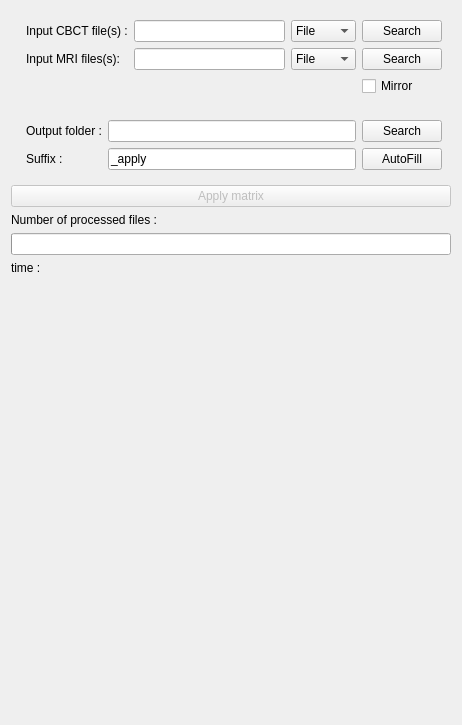
Qt form MRI2CBCT/Resources/UI/MRI2CBCT.ui (DCBIA-OrthoLab/SlicerAutomatedDentalTools) before a commit.
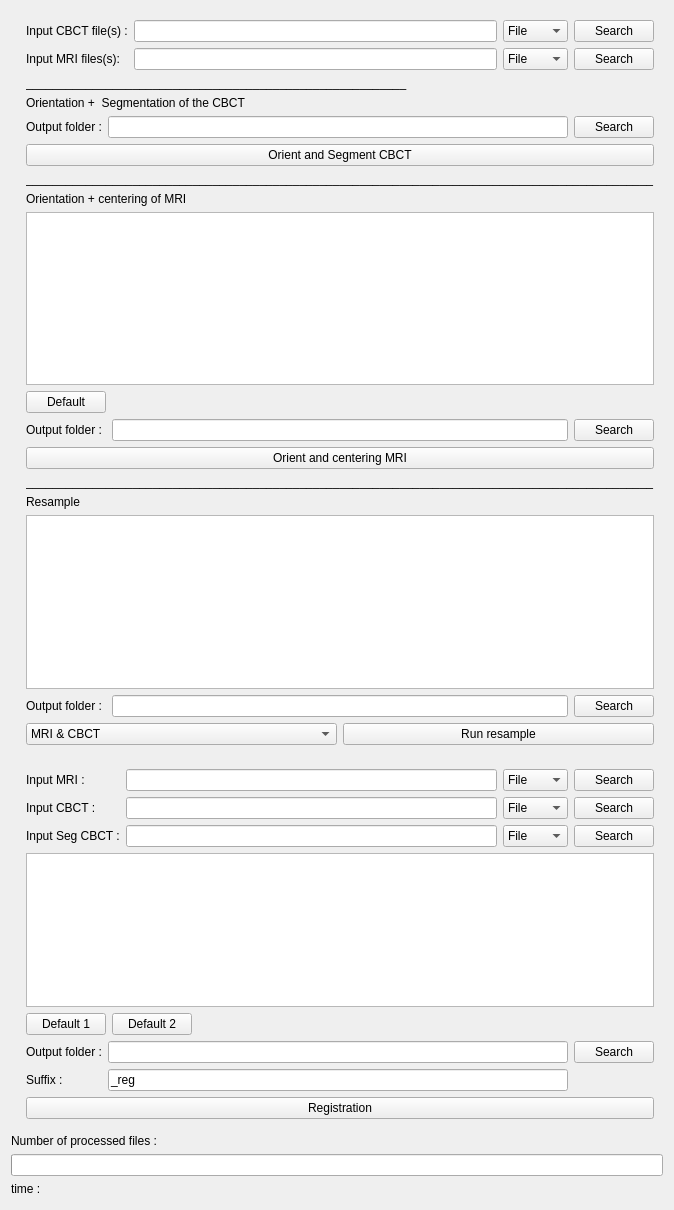
The same form after that commit. Custom widgets are drawn as their Qt base class.

Commit message: ENH : interface user close to be finish

```diff
--- a/MRI2CBCT/Resources/UI/MRI2CBCT.ui
+++ b/MRI2CBCT/Resources/UI/MRI2CBCT.ui
@@ -6,8 +6,8 @@
    <rect>
     <x>0</x>
     <y>0</y>
-    <width>462</width>
-    <height>725</height>
+    <width>535</width>
+    <height>1210</height>
    </rect>
   </property>
   <layout class="QVBoxLayout" name="verticalLayout">
@@ -21,16 +21,6 @@
        <layout class="QVBoxLayout" name="verticalLayout_2">
         <item>
          <layout class="QGridLayout" name="gridLayout_2">
-          <item row="0" column="3">
-           <widget class="QPushButton" name="SearchButtonPatient">
-            <property name="text">
-             <string>Search</string>
-            </property>
-           </widget>
-          </item>
-          <item row="0" column="1">
-           <widget class="QLineEdit" name="LineEditPatient"/>
-          </item>
           <item row="1" column="3">
            <widget class="QPushButton" name="SearchButtonMatrix">
             <property name="text">
@@ -38,13 +28,27 @@
             </property>
            </widget>
           </item>
-          <item row="0" column="0">
-           <widget class="QLabel" name="label_3">
+          <item row="0" column="3">
+           <widget class="QPushButton" name="SearchButtonCBCT">
             <property name="text">
-             <string>Input CBCT file(s) :</string>
+             <string>Search</string>
             </property>
            </widget>
           </item>
+          <item row="1" column="2">
+           <widget class="QComboBox" name="ComboBoxMRI">
+            <item>
+             <property name="text">
+              <string>File</string>
+             </property>
+            </item>
+            <item>
+             <property name="text">
+              <string>Folder</string>
+             </property>
+            </item>
+           </widget>
+          </item>
           <item row="1" column="0">
            <widget class="QLabel" name="label_4">
             <property name="text">
@@ -52,48 +56,226 @@
             </property>
            </widget>
           </item>
-          <item row="0" column="2">
-           <widget class="QComboBox" name="ComboBoxPatient">
-            <item>
-             <property name="text">
-              <string>File</string>
-             </property>
-            </item>
-            <item>
-             <property name="text">
-              <string>Folder</string>
-             </property>
-            </item>
-           </widget>
+          <item row="0" column="1">
+           <widget class="QLineEdit" name="LineEditCBCT"/>
           </item>
-          <item row="1" column="2">
-           <widget class="QComboBox" name="ComboBoxMatrix">
-            <item>
-             <property name="text">
-              <string>File</string>
-             </property>
-            </item>
-            <item>
-             <property name="text">
-              <string>Folder</string>
-             </property>
-            </item>
-           </widget>
-          </item>
-          <item row="1" column="1">
-           <widget class="QLineEdit" name="LineEditMatrix"/>
-          </item>
-          <item row="2" column="3">
-           <widget class="QCheckBox" name="CheckBoxMirror">
+          <item row="0" column="0">
+           <widget class="QLabel" name="label_3">
             <property name="text">
-             <string>Mirror</string>
+             <string>Input CBCT file(s) :</string>
             </property>
            </widget>
           </item>
+          <item row="0" column="2">
+           <widget class="QComboBox" name="ComboBoxCBCT">
+            <item>
+             <property name="text">
+              <string>File</string>
+             </property>
+            </item>
+            <item>
+             <property name="text">
+              <string>Folder</string>
+             </property>
+            </item>
+           </widget>
+          </item>
+          <item row="1" column="1">
+           <widget class="QLineEdit" name="LineEditMRI"/>
+          </item>
          </layout>
         </item>
        </layout>
       </item>
+      <item row="1" column="1">
+       <widget class="QLabel" name="label_24">
+        <property name="text">
+         <string>_________________________________________________________</string>
+        </property>
+       </widget>
+      </item>
+      <item row="2" column="1">
+       <widget class="QLabel" name="label_6">
+        <property name="text">
+         <string>Orientation +  Segmentation of the CBCT</string>
+        </property>
+       </widget>
+      </item>
+      <item row="3" column="1">
+       <layout class="QGridLayout" name="gridLayout">
+        <item row="0" column="0">
+         <widget class="QLabel" name="label_7">
+          <property name="text">
+           <string>Output folder :</string>
+          </property>
+         </widget>
+        </item>
+        <item row="0" column="2">
+         <widget class="QPushButton" name="SearchOutputFolderOrientCBCT">
+          <property name="text">
+           <string>Search</string>
+          </property>
+         </widget>
+        </item>
+        <item row="0" column="1">
+         <widget class="QLineEdit" name="lineEditOutputOrientCBCT"/>
+        </item>
+       </layout>
+      </item>
+      <item row="4" column="1">
+       <widget class="QPushButton" name="pushButtonOrientCBCT">
+        <property name="toolTip">
+         <string/>
+        </property>
+        <property name="whatsThis">
+         <string/>
+        </property>
+        <property name="text">
+         <string>Orient and Segment CBCT</string>
+        </property>
+       </widget>
+      </item>
+      <item row="5" column="1">
+       <widget class="QLabel" name="label_26">
+        <property name="text">
+         <string>______________________________________________________________________________________________</string>
+        </property>
+       </widget>
+      </item>
+      <item row="6" column="1">
+       <widget class="QLabel" name="label_8">
+        <property name="text">
+         <string>Orientation + centering of MRI</string>
+        </property>
+       </widget>
+      </item>
+      <item row="7" column="1">
+       <widget class="QTableWidget" name="tableWidgetOrient">
+        <property name="whatsThis">
+         <string/>
+        </property>
+       </widget>
+      </item>
+      <item row="9" column="1">
+       <layout class="QHBoxLayout" name="horizontalLayout_2">
+        <item>
+         <widget class="QPushButton" name="ButtonDefaultOrientMRI">
+          <property name="text">
+           <string>Default</string>
+          </property>
+         </widget>
+        </item>
+        <item>
+         <spacer name="horizontalSpacer_2">
+          <property name="orientation">
+           <enum>Qt::Horizontal</enum>
+          </property>
+          <property name="sizeHint" stdset="0">
+           <size>
+            <width>40</width>
+            <height>20</height>
+           </size>
+          </property>
+         </spacer>
+        </item>
+       </layout>
+      </item>
+      <item row="10" column="1">
+       <layout class="QHBoxLayout" name="horizontalLayout_13">
+        <item>
+         <widget class="QLabel" name="label_25">
+          <property name="text">
+           <string>Output folder : </string>
+          </property>
+         </widget>
+        </item>
+        <item>
+         <widget class="QLineEdit" name="lineEditOutputOrientMRI"/>
+        </item>
+        <item>
+         <widget class="QPushButton" name="SearchOutputFolderOrientMRI">
+          <property name="text">
+           <string>Search</string>
+          </property>
+         </widget>
+        </item>
+       </layout>
+      </item>
+      <item row="11" column="1">
+       <widget class="QPushButton" name="pushButtonOrientMRI">
+        <property name="text">
+         <string>Orient and centering MRI</string>
+        </property>
+       </widget>
+      </item>
+      <item row="12" column="1">
+       <widget class="QLabel" name="label">
+        <property name="text">
+         <string>______________________________________________________________________________________________</string>
+        </property>
+       </widget>
+      </item>
+      <item row="13" column="1">
+       <widget class="QLabel" name="label_9">
+        <property name="text">
+         <string>Resample</string>
+        </property>
+       </widget>
+      </item>
+      <item row="14" column="1">
+       <widget class="QTableWidget" name="tableWidgetResample"/>
+      </item>
+      <item row="15" column="1">
+       <layout class="QHBoxLayout" name="horizontalLayout_3">
+        <item>
+         <widget class="QLabel" name="label_10">
+          <property name="text">
+           <string>Output folder : </string>
+          </property>
+         </widget>
+        </item>
+        <item>
+         <widget class="QLineEdit" name="lineEditOuputResample"/>
+        </item>
+        <item>
+         <widget class="QPushButton" name="SearchOutputFolderResample">
+          <property name="text">
+           <string>Search</string>
+          </property>
+         </widget>
+        </item>
+       </layout>
+      </item>
+      <item row="19" column="1">
+       <layout class="QHBoxLayout" name="horizontalLayout_4">
+        <item>
+         <widget class="QComboBox" name="comboBoxResample">
+          <item>
+           <property name="text">
+            <string>MRI &amp; CBCT</string>
+           </property>
+          </item>
+          <item>
+           <property name="text">
+            <string>MRI</string>
+           </property>
+          </item>
+          <item>
+           <property name="text">
+            <string>CBCT</string>
+           </property>
+          </item>
+         </widget>
+        </item>
+        <item>
+         <widget class="QPushButton" name="pushButtonResample">
+          <property name="text">
+           <string>Run resample</string>
+          </property>
+         </widget>
+        </item>
+       </layout>
+      </item>
      </layout>
     </widget>
    </item>
@@ -103,68 +285,192 @@
       <string>Output</string>
      </property>
      <layout class="QFormLayout" name="formLayout_21">
-      <item row="0" column="1">
+      <item row="1" column="1">
+       <widget class="QTableWidget" name="tableWidgetNorm"/>
+      </item>
+      <item row="4" column="1">
        <layout class="QVBoxLayout" name="verticalLayout_21">
         <item>
          <layout class="QGridLayout" name="gridLayout_21">
-          <item row="0" column="2">
+          <item row="1" column="2">
            <widget class="QPushButton" name="SearchButtonOutput">
             <property name="text">
              <string>Search</string>
             </property>
            </widget>
           </item>
-          <item row="0" column="0">
+          <item row="1" column="1">
+           <widget class="QLineEdit" name="LineEditOutput"/>
+          </item>
+          <item row="1" column="0">
            <widget class="QLabel" name="label_2">
             <property name="text">
              <string>Output folder :</string>
             </property>
            </widget>
           </item>
-          <item row="0" column="1">
-           <widget class="QLineEdit" name="LineEditOutput"/>
-          </item>
-          <item row="1" column="1">
+          <item row="2" column="1">
            <widget class="QLineEdit" name="LineEditSuffix">
             <property name="text">
-             <string>_apply</string>
+             <string>_reg</string>
             </property>
            </widget>
           </item>
-          <item row="1" column="0">
+          <item row="2" column="0">
            <widget class="QLabel" name="label_5">
             <property name="text">
              <string>Suffix :</string>
             </property>
            </widget>
           </item>
-          <item row="1" column="2">
-           <widget class="QPushButton" name="ButtonAutoFill">
-            <property name="text">
-             <string>AutoFill</string>
-            </property>
-           </widget>
-          </item>
          </layout>
         </item>
        </layout>
       </item>
+      <item row="2" column="1">
+       <layout class="QHBoxLayout" name="horizontalLayout">
+        <item>
+         <widget class="QPushButton" name="ButtonCheckBoxDefaultNorm1">
+          <property name="text">
+           <string>Default 1</string>
+          </property>
+         </widget>
+        </item>
+        <item>
+         <widget class="QPushButton" name="ButtonCheckBoxDefaultNorm2">
+          <property name="text">
+           <string>Default 2</string>
+          </property>
+         </widget>
+        </item>
+        <item>
+         <spacer name="horizontalSpacer">
+          <property name="orientation">
+           <enum>Qt::Horizontal</enum>
+          </property>
+          <property name="sizeHint" stdset="0">
+           <size>
+            <width>40</width>
+            <height>20</height>
+           </size>
+          </property>
+         </spacer>
+        </item>
+       </layout>
+      </item>
+      <item row="0" column="1">
+       <layout class="QGridLayout" name="gridLayout_3">
+        <item row="1" column="0">
+         <widget class="QLabel" name="label_12">
+          <property name="text">
+           <string>Input CBCT :</string>
+          </property>
+         </widget>
+        </item>
+        <item row="0" column="1">
+         <widget class="QLineEdit" name="lineEditRegMRI"/>
+        </item>
+        <item row="2" column="1">
+         <widget class="QLineEdit" name="lineEditRegLabel"/>
+        </item>
+        <item row="0" column="0">
+         <widget class="QLabel" name="label_11">
+          <property name="text">
+           <string>Input MRI :</string>
+          </property>
+         </widget>
+        </item>
+        <item row="2" column="3">
+         <widget class="QPushButton" name="SearchButtonRegLabel">
+          <property name="text">
+           <string>Search</string>
+          </property>
+         </widget>
+        </item>
+        <item row="1" column="1">
+         <widget class="QLineEdit" name="lineEditRegCBCT"/>
+        </item>
+        <item row="0" column="3">
+         <widget class="QPushButton" name="SearchButtonRegMRI">
+          <property name="text">
+           <string>Search</string>
+          </property>
+         </widget>
+        </item>
+        <item row="2" column="0">
+         <widget class="QLabel" name="label_13">
+          <property name="text">
+           <string>Input Seg CBCT :</string>
+          </property>
+         </widget>
+        </item>
+        <item row="1" column="3">
+         <widget class="QPushButton" name="SearchButtonRegCBCT">
+          <property name="text">
+           <string>Search</string>
+          </property>
+         </widget>
+        </item>
+        <item row="0" column="2">
+         <widget class="QComboBox" name="comboBoxRegMRI">
+          <item>
+           <property name="text">
+            <string>File</string>
+           </property>
+          </item>
+          <item>
+           <property name="text">
+            <string>Folder</string>
+           </property>
+          </item>
+         </widget>
+        </item>
+        <item row="1" column="2">
+         <widget class="QComboBox" name="comboBoxRegCBCT">
+          <item>
+           <property name="text">
+            <string>File</string>
+           </property>
+          </item>
+          <item>
+           <property name="text">
+            <string>Folder</string>
+           </property>
+          </item>
+         </widget>
+        </item>
+        <item row="2" column="2">
+         <widget class="QComboBox" name="comboBoxRegLabel">
+          <item>
+           <property name="text">
+            <string>File</string>
+           </property>
+          </item>
+          <item>
+           <property name="text">
+            <string>Folder</string>
+           </property>
+          </item>
+         </widget>
+        </item>
+       </layout>
+      </item>
+      <item row="5" column="1">
+       <widget class="QPushButton" name="applyButton">
+        <property name="enabled">
+         <bool>true</bool>
+        </property>
+        <property name="toolTip">
+         <string>Run the algorithm.</string>
+        </property>
+        <property name="text">
+         <string>Registration</string>
+        </property>
+       </widget>
+      </item>
      </layout>
     </widget>
    </item>
-   <item>
-    <widget class="QPushButton" name="applyButton">
-     <property name="enabled">
-      <bool>false</bool>
-     </property>
-     <property name="toolTip">
-      <string>Run the algorithm.</string>
-     </property>
-     <property name="text">
-      <string>Apply matrix</string>
-     </property>
-    </widget>
-   </item>
    <item>
     <layout class="QVBoxLayout" name="verticalLayout_3">
      <item>
```
Left out of the diff: 2 changed lines with no effect on the pictures. The commit also changes 2 other files.
